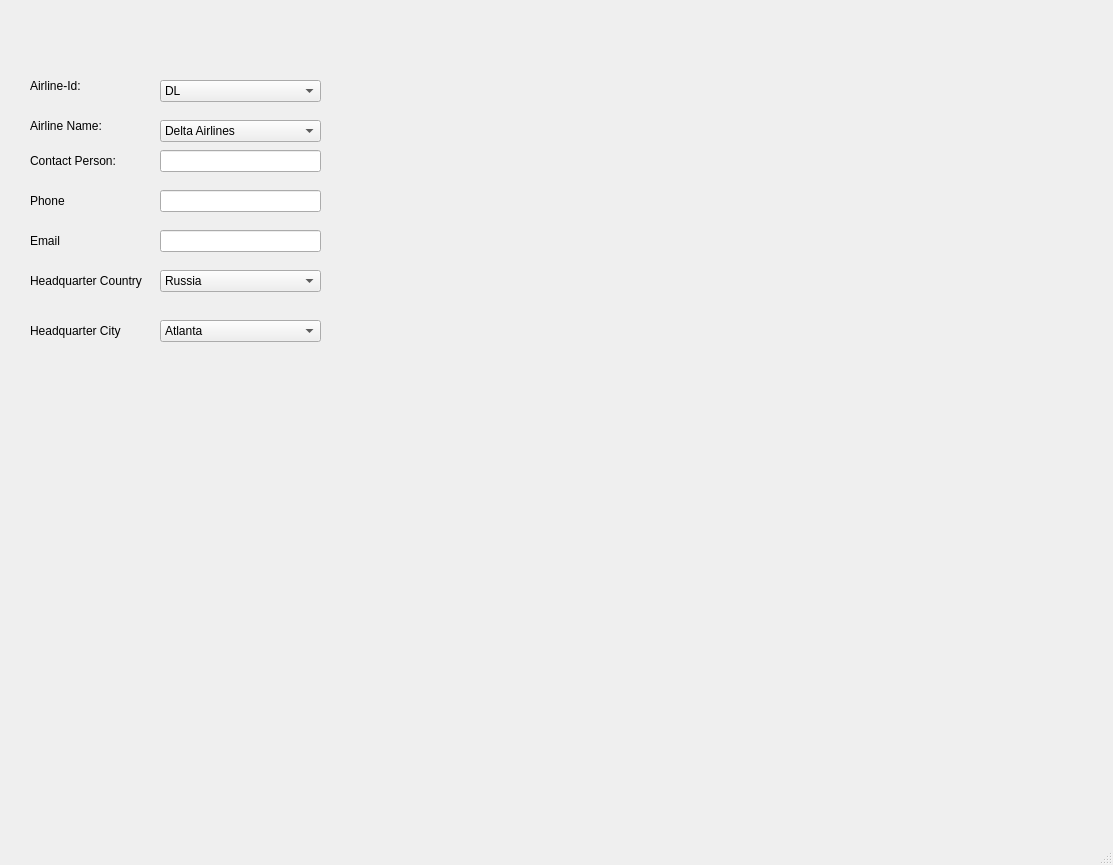
This is airline.ui in Muneeba-Badar/DB-Final-Project as Qt 5 draws it before an edit. The edited form follows.
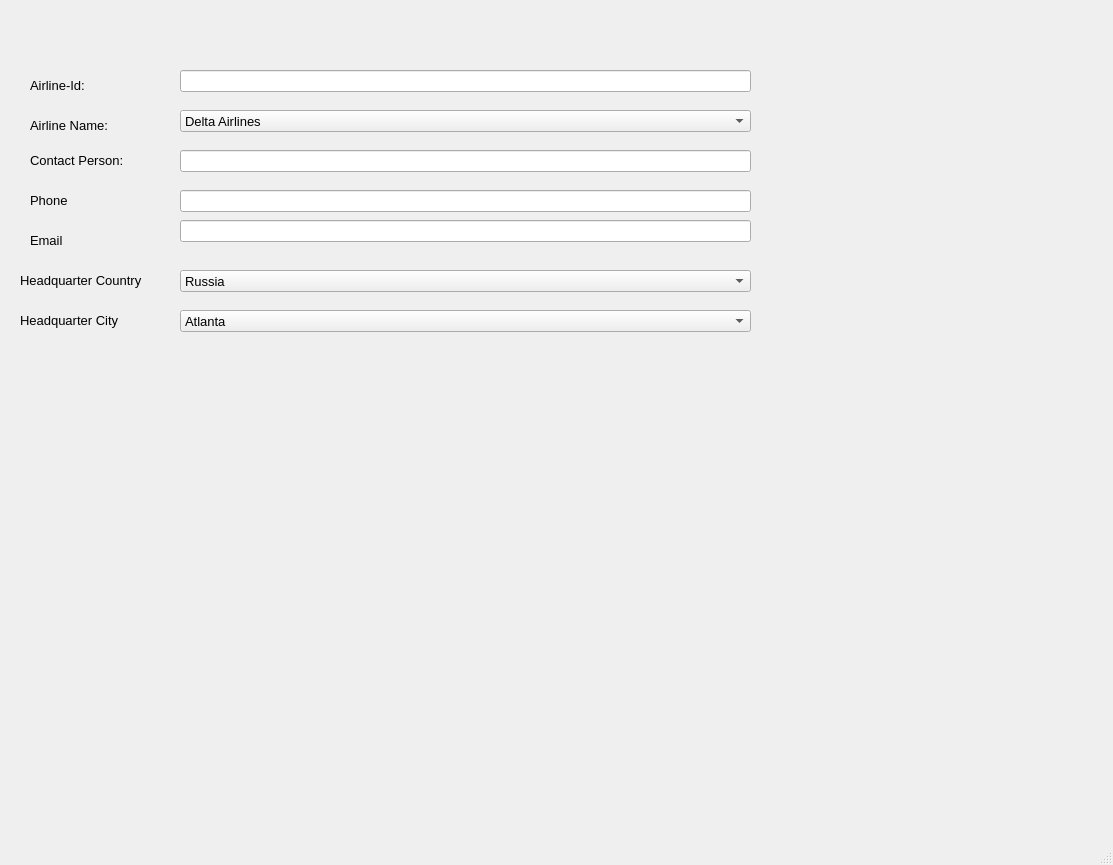
This is the edited form.

What changed in the file:
```diff
--- a/airline.ui
+++ b/airline.ui
@@ -23,6 +23,11 @@
       <height>31</height>
      </rect>
     </property>
+    <property name="font">
+     <font>
+      <pointsize>10</pointsize>
+     </font>
+    </property>
     <property name="text">
      <string>Airline-Id:</string>
     </property>
@@ -32,10 +37,15 @@
      <rect>
       <x>30</x>
       <y>110</y>
-      <width>81</width>
+      <width>111</width>
       <height>31</height>
      </rect>
     </property>
+    <property name="font">
+     <font>
+      <pointsize>10</pointsize>
+     </font>
+    </property>
     <property name="text">
      <string>Airline Name:</string>
     </property>
@@ -45,10 +55,15 @@
      <rect>
       <x>30</x>
       <y>140</y>
-      <width>91</width>
+      <width>121</width>
       <height>41</height>
      </rect>
     </property>
+    <property name="font">
+     <font>
+      <pointsize>10</pointsize>
+     </font>
+    </property>
     <property name="text">
      <string>Contact Person:</string>
     </property>
@@ -62,6 +77,11 @@
       <height>41</height>
      </rect>
     </property>
+    <property name="font">
+     <font>
+      <pointsize>10</pointsize>
+     </font>
+    </property>
     <property name="text">
      <string>Phone</string>
     </property>
@@ -69,12 +89,17 @@
    <widget class="QLabel" name="label_5">
     <property name="geometry">
      <rect>
-      <x>30</x>
+      <x>20</x>
       <y>260</y>
-      <width>141</width>
+      <width>161</width>
       <height>41</height>
      </rect>
     </property>
+    <property name="font">
+     <font>
+      <pointsize>10</pointsize>
+     </font>
+    </property>
     <property name="text">
      <string>Headquarter Country</string>
     </property>
@@ -88,6 +113,11 @@
       <height>41</height>
      </rect>
     </property>
+    <property name="font">
+     <font>
+      <pointsize>10</pointsize>
+     </font>
+    </property>
     <property name="text">
      <string>Email</string>
     </property>
@@ -95,50 +125,35 @@
    <widget class="QLabel" name="label_7">
     <property name="geometry">
      <rect>
-      <x>30</x>
-      <y>310</y>
-      <width>111</width>
+      <x>20</x>
+      <y>300</y>
+      <width>131</width>
       <height>41</height>
      </rect>
     </property>
+    <property name="font">
+     <font>
+      <pointsize>10</pointsize>
+     </font>
+    </property>
     <property name="text">
      <string>Headquarter City</string>
     </property>
    </widget>
-   <widget class="QComboBox" name="comboBox">
-    <property name="geometry">
-     <rect>
-      <x>160</x>
-      <y>80</y>
-      <width>161</width>
-      <height>22</height>
-     </rect>
-    </property>
-    <item>
-     <property name="text">
-      <string>DL</string>
-     </property>
-    </item>
-    <item>
-     <property name="text">
-      <string>UA</string>
-     </property>
-    </item>
-    <item>
-     <property name="text">
-      <string>EK</string>
-     </property>
-    </item>
-   </widget>
    <widget class="QComboBox" name="comboBox_2">
     <property name="geometry">
      <rect>
-      <x>160</x>
-      <y>120</y>
-      <width>161</width>
+      <x>180</x>
+      <y>110</y>
+      <width>571</width>
       <height>22</height>
      </rect>
     </property>
+    <property name="font">
+     <font>
+      <pointsize>10</pointsize>
+     </font>
+    </property>
     <item>
      <property name="text">
       <string>Delta Airlines</string>
@@ -155,45 +170,20 @@
      </property>
     </item>
    </widget>
-   <widget class="QLineEdit" name="lineEdit">
-    <property name="geometry">
-     <rect>
-      <x>160</x>
-      <y>150</y>
-      <width>161</width>
-      <height>22</height>
-     </rect>
-    </property>
-   </widget>
-   <widget class="QLineEdit" name="lineEdit_2">
-    <property name="geometry">
-     <rect>
-      <x>160</x>
-      <y>190</y>
-      <width>161</width>
-      <height>22</height>
-     </rect>
-    </property>
-   </widget>
-   <widget class="QLineEdit" name="lineEdit_3">
-    <property name="geometry">
-     <rect>
-      <x>160</x>
-      <y>230</y>
-      <width>161</width>
-      <height>22</height>
-     </rect>
-    </property>
-   </widget>
    <widget class="QComboBox" name="comboBox_3">
     <property name="geometry">
      <rect>
-      <x>160</x>
+      <x>180</x>
       <y>270</y>
-      <width>161</width>
+      <width>571</width>
       <height>22</height>
      </rect>
     </property>
+    <property name="font">
+     <font>
+      <pointsize>10</pointsize>
+     </font>
+    </property>
     <item>
      <property name="text">
       <string>Russia</string>
@@ -213,12 +203,17 @@
    <widget class="QComboBox" name="comboBox_4">
     <property name="geometry">
      <rect>
-      <x>160</x>
-      <y>320</y>
-      <width>161</width>
+      <x>180</x>
+      <y>310</y>
+      <width>571</width>
       <height>22</height>
      </rect>
     </property>
+    <property name="font">
+     <font>
+      <pointsize>10</pointsize>
+     </font>
+    </property>
     <item>
      <property name="text">
       <string>Atlanta</string>
@@ -230,6 +225,46 @@
      </property>
     </item>
    </widget>
+   <widget class="QLineEdit" name="lineEdit">
+    <property name="geometry">
+     <rect>
+      <x>180</x>
+      <y>150</y>
+      <width>571</width>
+      <height>22</height>
+     </rect>
+    </property>
+   </widget>
+   <widget class="QLineEdit" name="lineEdit_2">
+    <property name="geometry">
+     <rect>
+      <x>180</x>
+      <y>190</y>
+      <width>571</width>
+      <height>22</height>
+     </rect>
+    </property>
+   </widget>
+   <widget class="QLineEdit" name="lineEdit_3">
+    <property name="geometry">
+     <rect>
+      <x>180</x>
+      <y>220</y>
+      <width>571</width>
+      <height>22</height>
+     </rect>
+    </property>
+   </widget>
+   <widget class="QLineEdit" name="lineEdit_4">
+    <property name="geometry">
+     <rect>
+      <x>180</x>
+      <y>70</y>
+      <width>571</width>
+      <height>22</height>
+     </rect>
+    </property>
+   </widget>
    <zorder>label</zorder>
    <zorder>label_3</zorder>
    <zorder>label_2</zorder>
```
Left out of the diff: 7 changed lines with no effect on the pictures.
